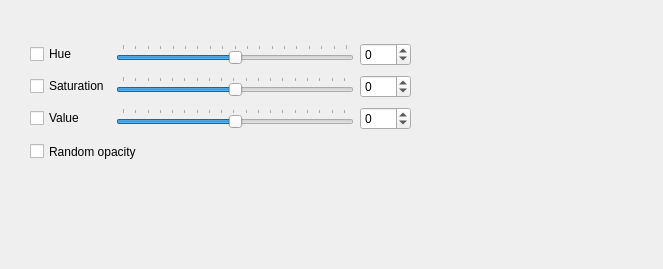
KDE/krita, file krita/plugins/paintops/spray/wdgcoloroptions.ui: the form before one commit.
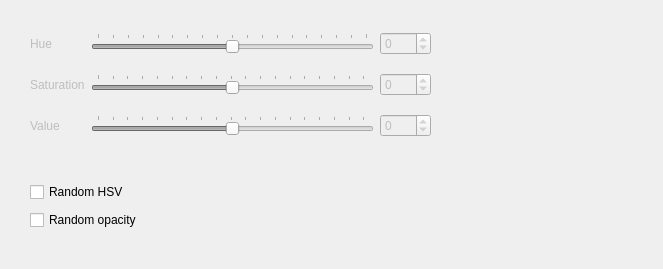
The form after the commit.

Diff of the .ui file:
```diff
--- a/krita/plugins/paintops/spray/wdgcoloroptions.ui
+++ b/krita/plugins/paintops/spray/wdgcoloroptions.ui
@@ -22,31 +22,30 @@
     <height>200</height>
    </size>
   </property>
-  <widget class="QCheckBox" name="m_randomOpacity">
+  <widget class="QWidget" name="widget" native="true">
+   <property name="enabled">
+    <bool>false</bool>
+   </property>
    <property name="geometry">
     <rect>
      <x>30</x>
-     <y>140</y>
-     <width>141</width>
-     <height>23</height>
+     <y>20</y>
+     <width>401</width>
+     <height>151</height>
     </rect>
    </property>
-   <property name="text">
-    <string>Random opacity</string>
-   </property>
-  </widget>
   <widget class="QWidget" name="layoutWidget">
    <property name="geometry">
     <rect>
-     <x>30</x>
-     <y>40</y>
-     <width>381</width>
-     <height>94</height>
+      <x>0</x>
+      <y>0</y>
+      <width>401</width>
+      <height>131</height>
     </rect>
    </property>
    <layout class="QGridLayout" name="gridLayout">
     <item row="0" column="0">
-     <widget class="QCheckBox" name="hueChBox">
+      <widget class="QLabel" name="label">
       <property name="text">
        <string>Hue</string>
       </property>
@@ -82,7 +81,7 @@
      </widget>
     </item>
     <item row="1" column="0">
-     <widget class="QCheckBox" name="saturationChBox">
+      <widget class="QLabel" name="label_2">
       <property name="text">
        <string>Saturation</string>
       </property>
@@ -118,7 +117,7 @@
      </widget>
     </item>
     <item row="2" column="0">
-     <widget class="QCheckBox" name="valueChBox">
+      <widget class="QLabel" name="label_3">
       <property name="text">
        <string>Value</string>
       </property>
@@ -156,6 +155,33 @@
    </layout>
   </widget>
  </widget>
+  <widget class="QWidget" name="">
+   <property name="geometry">
+    <rect>
+     <x>30</x>
+     <y>180</y>
+     <width>130</width>
+     <height>52</height>
+    </rect>
+   </property>
+   <layout class="QVBoxLayout" name="verticalLayout">
+    <item>
+     <widget class="QCheckBox" name="randomHSVCHBox">
+      <property name="text">
+       <string>Random HSV</string>
+      </property>
+     </widget>
+    </item>
+    <item>
+     <widget class="QCheckBox" name="randomOpacityCHBox">
+      <property name="text">
+       <string>Random opacity</string>
+      </property>
+     </widget>
+    </item>
+   </layout>
+  </widget>
+ </widget>
  <tabstops>
   <tabstop>m_randomOpacity</tabstop>
   <tabstop>hueSlider</tabstop>
```
Left out of the diff: 50 changed lines with no effect on the pictures. Lines whose indentation alone changed are shown as unchanged.
